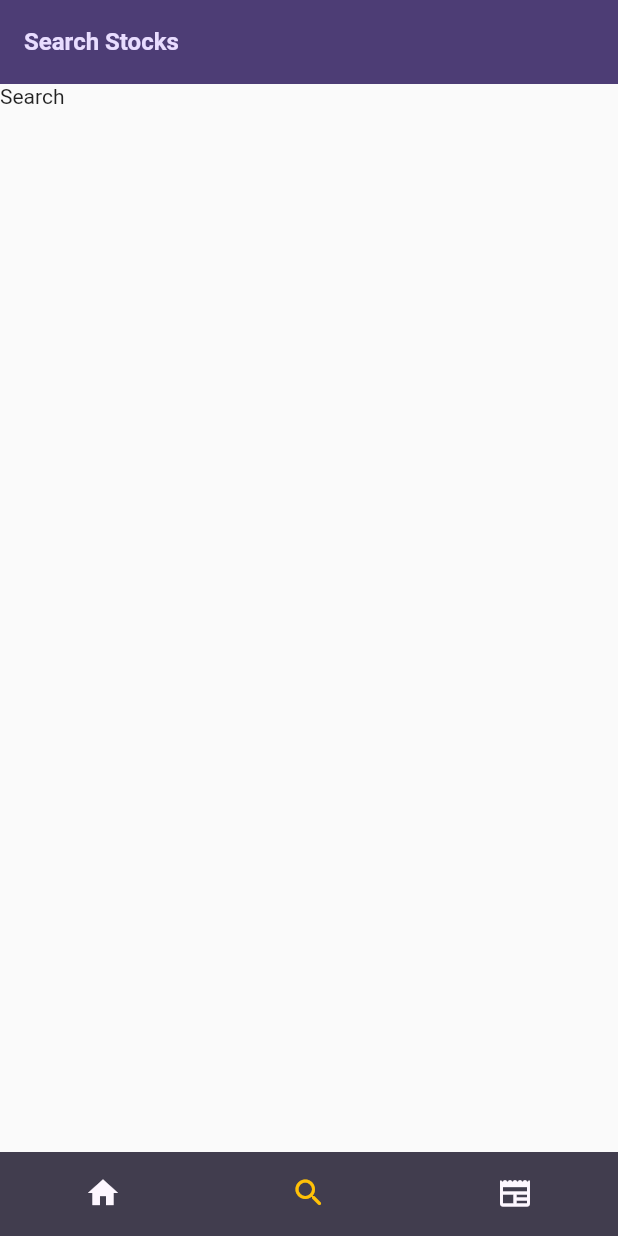
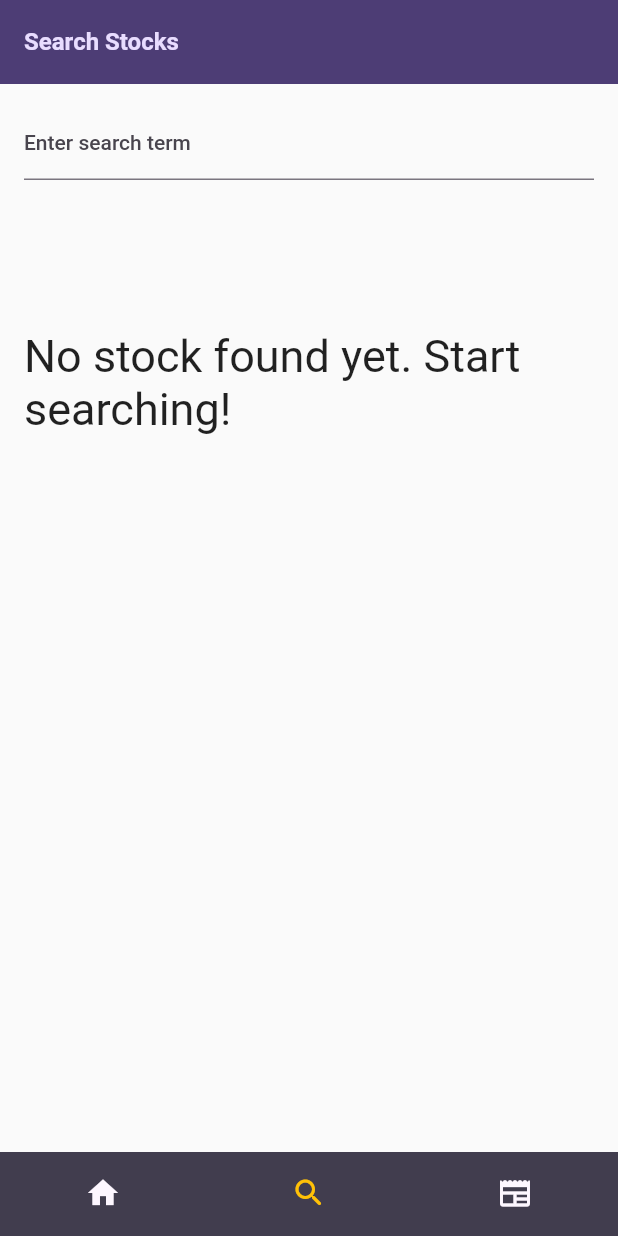
Before and after one commit to SimeonRink/CSC322-final, a Flutter app: the screen it shows once a user with an empty profile is signed in, item 2 of the bottom bar chosen, on a phone screen of 412 x 824 dp. Run offline on Flutter 3.47's test engine with Material 2 defaults, Android fonts, the light colour scheme and no system bars; our stand-ins replace cloud_firestore, firebase_auth, firebase_core, firebase_storage, shared_preferences; accounts and stored records are empty.

Commit message:
search screen returns stock data

```diff
--- a/lib/search_screen.dart
+++ b/lib/search_screen.dart
@@ -1,18 +1,99 @@
+import 'dart:convert';
+
 import 'package:flutter/material.dart';
+import 'package:http/http.dart' as http;
 
-class SearchScreen extends StatelessWidget {
+class SearchScreen extends StatefulWidget {
   const SearchScreen({super.key});
 
   @override
+  State<SearchScreen> createState() => _SearchScreenState();
+}
+
+class _SearchScreenState extends State<SearchScreen> {
+  var content;
+  String stockName = '';
+  double high = 0.0;
+
+  void _loadStock(String searchStock) async {
+    final url =
+        'https://api.polygon.io/v2/aggs/ticker/AAPL/prev?adjusted=true&apiKey=NLdW0h6K2uq9ttogUpaDrUzMapnwLMVg';
+
+    try {
+      final response = await http.get(Uri.parse(url));
+
+      if (response.statusCode == 200) {
+        final Map<String, dynamic> data = json.decode(response.body);
+
+        // Access the "results" list and get the first item
+        final result = data['results'][0];
+
+        // Access the value of "h" (high) and store it in a variable
+        // double highValue = result['h'];
+
+        setState(() {
+          content = Container(
+            padding: EdgeInsetsDirectional.only(top: 20),
+            child: Column(
+              children: [
+                Text('Stock data for $searchStock from the previous day'),
+                Text('High: ${result['h']}'),
+                Text('Low: ${result['l']}'),
+                Text('Open: ${result['o']}'),
+                Text('Close: ${result['c']}'),
+                Text('Total number of shares traded: ${result['v']}')
+              ],
+            ),
+          );
+        });
+
+        // Print the value or use it as needed
+        // print('High value: $highValue');
+      } else {
+        print('Failed to load data. Status code: ${response.statusCode}');
+      }
+    } catch (error) {
+      print('Error: $error');
+    }
+  }
+
+  @override
   Widget build(BuildContext context) {
+    if (stockName == '') {
+      content = Padding(
+        padding: EdgeInsetsDirectional.only(top: 100),
+        child: const Center(
+          child: Text(
+            'No stock found yet. Start searching!',
+            style: TextStyle(
+              fontSize: 30,
+            ),
+          ),
+        ),
+      );
+    }
+
     return Scaffold(
-        appBar: AppBar(
-          title: const Text('Search Stocks'),
+      appBar: AppBar(
+        title: const Text('Search Stocks'),
+      ),
+      body: Padding(
+        padding: const EdgeInsets.all(16.0),
+        child: Column(
+          children: [
+            TextField(
+              decoration: InputDecoration(
+                labelText: 'Enter search term',
+              ),
+              onSubmitted: (String searchStock) {
+                stockName = searchStock.toUpperCase();
+                _loadStock(searchStock);
+              },
+            ),
+            content,
+          ],
         ),
-        body: Column(
-          children: [
-            Text('Search'),
-          ],
-        ));
+      ),
+    );
   }
 }
```
Also changed, not shown: lib/home_page.dart (+0 -34 lines).
